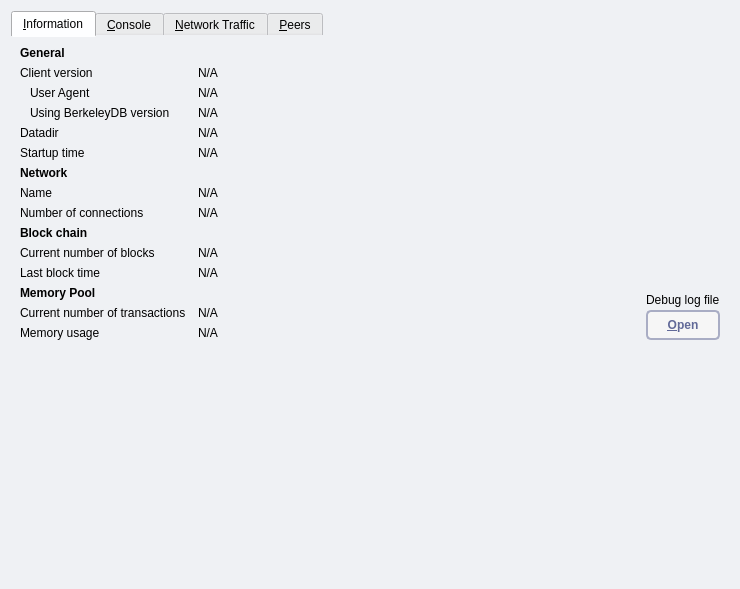
Above: src/qt/forms/debugwindow.ui from navcoin/navcoin-core before the change. Below: the same form after it.
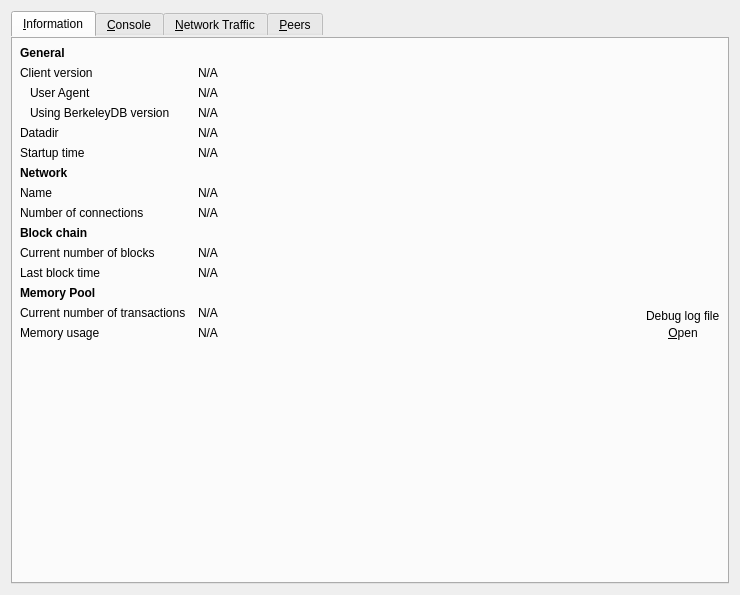
That is the form after the change. Icons and pictures are not drawn. Custom widgets are drawn as their Qt base class.

```diff
--- a/src/qt/forms/debugwindow.ui
+++ b/src/qt/forms/debugwindow.ui
@@ -7,14 +7,14 @@
     <x>0</x>
     <y>0</y>
     <width>740</width>
-    <height>589</height>
+    <height>595</height>
    </rect>
   </property>
   <property name="windowTitle">
    <string>Debug window</string>
   </property>
   <property name="styleSheet">
-   <string notr="true">background: #eff1f4; border: 0</string>
+   <string notr="true">: #eff1f4; border: 0</string>
   </property>
   <layout class="QVBoxLayout" name="verticalLayout_2">
    <item>
@@ -375,7 +375,7 @@
             <string>Open the %1 debug log file from the current data directory. This can take a few seconds for large log files.</string>
            </property>
            <property name="styleSheet">
-            <string notr="true"> background: #f6f6f6; border: 2px solid #a9adc4; border-radius: 5px; padding: 6px; text-transform: uppercase; color: #616998; font-weight: bold</string>
+            <string notr="true"/>
            </property>
            <property name="text">
             <string>&amp;Open</string>
```
Left out of the diff: 12 changed lines with no effect on the pictures.
